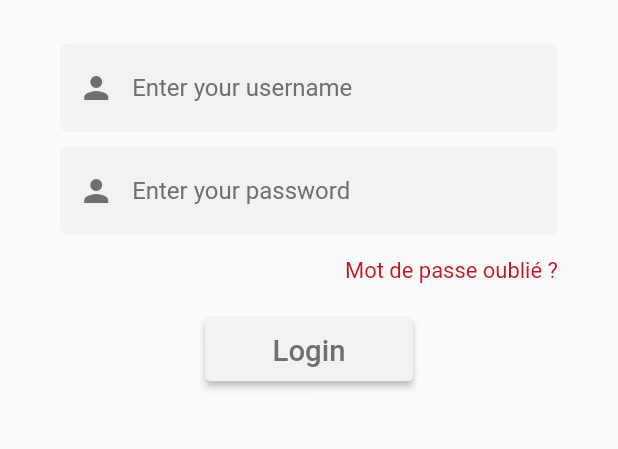
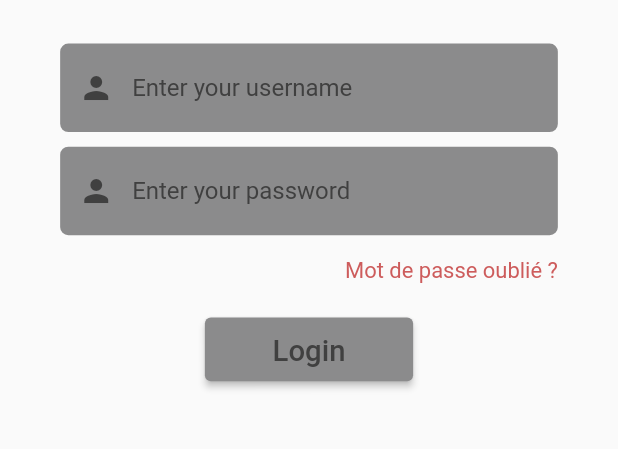
Before and after one commit to JosueGauthier/borgia_flutter_app, a Flutter app: the AuthPage screen opened by its route, on a phone screen of 412 x 824 dp, the part 469-918 px from its top. Run offline on Flutter 3.47's test engine with Material 2 defaults, Android fonts, the phone set to English and light mode, and no system bars; our stand-ins replace cached_network_image, dots_indicator, get, persistent_bottom_nav_bar, shared_preferences; accounts and stored records are empty.

Commit message:
set colors

```diff
--- a/lib/pages/auth/auth_page.dart
+++ b/lib/pages/auth/auth_page.dart
@@ -76,10 +76,10 @@
                         borderSide: BorderSide(color: Colors.transparent),
                         borderRadius: BorderRadius.circular(5.5),
                       ),
-                      prefixIcon: Icon(Icons.person, color: AppColors.darkgrey),
+                      prefixIcon: Icon(Icons.person, color: AppColors.darkGreyColor),
                       hintText: "Enter your username",
                       //labelText: 'Name',
-                      hintStyle: TextStyle(color: AppColors.darkgrey),
+                      hintStyle: TextStyle(color: AppColors.darkGreyColor),
                       filled: true,
                       fillColor: AppColors.greyColor,
                     ),
@@ -101,10 +101,10 @@
                         borderSide: BorderSide(color: Colors.transparent),
                         borderRadius: BorderRadius.circular(5.5),
                       ),
-                      prefixIcon: Icon(Icons.person, color: AppColors.darkgrey),
+                      prefixIcon: Icon(Icons.person, color: AppColors.darkGreyColor),
                       hintText: "Enter your password",
                       //labelText: 'Name',
-                      hintStyle: TextStyle(color: AppColors.darkgrey),
+                      hintStyle: TextStyle(color: AppColors.darkGreyColor),
                       filled: true,
                       fillColor: AppColors.greyColor,
                     ),
@@ -136,7 +136,7 @@
                 child: SmallText(
                   text: "Login",
                   size: Dimensions.height20,
-                  color: AppColors.darkgrey,
+                  color: AppColors.darkGreyColor,
                 ),
                 onPressed: () {
                   _registration();
--- a/lib/pages/cart/cart_page.dart
+++ b/lib/pages/cart/cart_page.dart
@@ -165,7 +165,7 @@
                                                 children: [
                                                   BigText(
                                                     text: _cartList[index].name!,
-                                                    color: AppColors.mainBlackColor,
+                                                    color: AppColors.darkGreyColor,
                                                     size: Dimensions.height30,
                                                   ),
                                                   const SmallText(text: "Spicy"),
@@ -194,7 +194,7 @@
                                                               },
                                                               child: const Icon(
                                                                 Icons.remove,
-                                                                color: AppColors.signColor,
+                                                                color: AppColors.darkGreyColor,
                                                               ),
                                                             ),
                                                             SizedBox(
@@ -211,7 +211,7 @@
                                                               },
                                                               child: const Icon(
                                                                 Icons.add,
-                                                                color: AppColors.signColor,
+                                                                color: AppColors.darkGreyColor,
                                                               ),
                                                             ),
                                                           ],
--- a/lib/pages/food/popularfooddetail.dart
+++ b/lib/pages/food/popularfooddetail.dart
@@ -123,7 +123,7 @@
                       SizedBox(
                         height: Dimensions.height20,
                       ),
-                      const BigText(text: "Introduce"),
+                      BigText(text: "Introduce"),
                       SizedBox(
                         height: Dimensions.height20,
                       ),
@@ -160,7 +160,7 @@
                         },
                         child: const Icon(
                           Icons.remove,
-                          color: AppColors.signColor,
+                          color: AppColors.darkGreyColor,
                         ),
                       ),
                       SizedBox(
@@ -176,7 +176,7 @@
                         },
                         child: const Icon(
                           Icons.add,
-                          color: AppColors.signColor,
+                          color: AppColors.darkGreyColor,
                         ),
                       ),
                     ],
--- a/lib/pages/food/recommended_food_detail.dart
+++ b/lib/pages/food/recommended_food_detail.dart
@@ -100,7 +100,7 @@
               ),
               expandedHeight: 300,
               pinned: true,
-              backgroundColor: AppColors.yellowColor,
+              backgroundColor: AppColors.greyColor,
               flexibleSpace: FlexibleSpaceBar(
                 //title: Text("title"),
                 background: Image(image: NetworkImage(AppConstants.BASE_URL + AppConstants.UPLOAD_URL + product.img!), fit: BoxFit.cover),
@@ -136,7 +136,7 @@
                     ),
                     BigText(
                       text: "\$ ${product.price} x " + controller.inCartItem.toString(),
-                      color: AppColors.mainBlackColor,
+                      color: AppColors.darkGreyColor,
                     ),
                     GestureDetector(
                       onTap: () {
--- a/lib/pages/home/welcome_page_with_header.dart
+++ b/lib/pages/home/welcome_page_with_header.dart
@@ -68,7 +68,7 @@
 
             //! Showing the body
 
-            const Expanded(
+            Expanded(
                 child: SingleChildScrollView(
               child: WelcomePage(),
             )),
--- a/lib/utils/colors.dart
+++ b/lib/utils/colors.dart
@@ -1,26 +1,9 @@
 import 'dart:ui';
-
-/*
-class AppColors {
-  static final Color textColor = const Color(0xFFccc7c5);
-  static final Color mainColor = const Color(0xFF89dad0);
-  //static final Color mainColor = const Color(0xFFfa7552);
-  static final Color iconColor1 = const Color(0xFFffd28d);
-  static final Color iconColor2 = const Color(0xFFfcab88);
-  static final Color paraColor = const Color(0xFF8f837f);
-  static final Color buttonBackgroundColor = const Color(0xFFf7f6f4);
-  static final Color signColor = const Color(0xFFa9a29f);
-  static final Color titleColor = const Color(0xFF5c524f);
-  static final Color mainBlackColor = const Color(0xFF332d2b);
-  //static final Color yellowColor = const Color(0xFFfa7552);
-  static final Color yellowColor = const Color(0xFFffd379);
-}
-
-*/
 
 class AppColors {
   //! theme boquette
-  static const Color mainColor = Color(0xFFBF1725);
+
+  /* static const Color mainColor = Color(0xFFBF1725);
   static const Color mainColorTranspa = Color(0xFFBF1725);
   static const Color secondColor = Color(0xFF1B3659);
   static const Color textColor = Color.fromARGB(255, 37, 37, 38);
@@ -28,29 +11,29 @@
   static const Color greyColor = Color.fromARGB(255, 242, 242, 242);
   static const Color altgreyColor = Color.fromARGB(255, 242, 242, 242);
   static const Color greyColormedium = Color.fromARGB(255, 160, 160, 160);
-  //static final Color greyColordarker = Color.fromARGB(200, 242, 242, 242);
-  static const Color darkgrey = Color.fromARGB(255, 109, 111, 112);
+  static const Color darkgrey = Color.fromARGB(255, 109, 111, 112); */
+
+  //static const Color mainColorTranspa = Color(0xFFBF1725);
+
+  //static const Color mainColor = Color(0xFFBF0413);
+
+  //static const Color mainColor = Color(0xFFD21F3C);
+  static const Color mainColor = Color(0xFFCD5C5C);
+  static const Color altMainColor = Color(0xFF590209);
+  static const Color secondColor = Color(0xFF012E40);
+  static const Color altSecondColor = Color(0xFF025159);
+  static const Color fourthColor = Color(0xFFF2AD85);
+
+  static const Color darkGreyColor = Color(0xFF404040);
+  static const Color greyColor = Color(0xFF8B8B8C);
+  static const Color lightGreyColor = Color(0xFFA6A5A5);
+  static const Color lightLightGreyColor = Color(0xFFBFBEBE);
+  static const Color lightestGreyColor = Color(0xFFD9D9D9);
+  static const Color whiteGreyColor = Color(0xFFECECEC);
+
+  static const Color titleColor = Color(0xFF404040);
+  static const Color subtitleColor = Color(0xFF8B8B8C);
 
 //! theme vert fluo rose
-/*   static final Color mainColor = Color.fromARGB(255, 242, 46, 62);
-  static final Color mainColorTranspa = Color.fromARGB(90, 242, 46, 62);
-  static final Color secondColor = Color.fromARGB(255, 59, 217, 35);
-  static final Color textColor = Color.fromARGB(255, 37, 37, 38);
-  static final Color altmainColor = Color.fromARGB(255, 242, 46, 46);
-  static final Color greyColor = Color.fromARGB(255, 242, 242, 242);
-  static final Color altgreyColor = Color.fromARGB(100, 242, 242, 242);
-  static final Color darkgrey = const Color(0xFF545759); */
 
-  //static final Color textColor = const Color(0xFFccc7c5);
-  //static final Color mainColor = Color.fromARGB(97, 239, 33, 33);
-  //static final Color mainColor = const Color(0xFFfa7552);
-  static const Color iconColor1 = Color(0xFFffd28d);
-  static const Color iconColor2 = Color(0xFFfcab88);
-  static const Color paraColor = Color(0xFF8f837f);
-  static const Color buttonBackgroundColor = Color(0xFFf7f6f4);
-  static const Color signColor = Color(0xFFa9a29f);
-  static const Color titleColor = Color(0xFF5c524f);
-  static const Color mainBlackColor = Color(0xFF332d2b);
-  //static final Color yellowColor = const Color(0xFFfa7552);
-  static const Color yellowColor = Color(0xFFffd379);
 }
--- a/lib/widget/expandable_text_widget.dart
+++ b/lib/widget/expandable_text_widget.dart
@@ -41,13 +41,13 @@
           ? SmallText(
               text: firstHalf,
               size: Dimensions.height20,
-              color: AppColors.paraColor,
+              color: AppColors.darkGreyColor,
               height: 1.8,
             )
           : Column(
               children: [
                 SmallText(
-                    size: Dimensions.height20, height: 1.8, color: AppColors.paraColor, text: hiddenText ? (firstHalf + "...") : (firstHalf + secondHalf)),
+                    size: Dimensions.height20, height: 1.8, color: AppColors.darkGreyColor, text: hiddenText ? (firstHalf + "...") : (firstHalf + secondHalf)),
                 InkWell(
                   onTap: () {
                     setState(() {
--- a/lib/widget/profile_box.dart
+++ b/lib/widget/profile_box.dart
@@ -51,7 +51,7 @@
           isEditable == true
               ? const Icon(
                   Icons.edit,
-                  color: AppColors.darkgrey,
+                  color: AppColors.darkGreyColor,
                 )
               : Container(),
         ],
```
Also changed, not shown: lib/pages/auth/Sign_up_page.dart (+5 -5 lines), lib/pages/auth/sign_in_page.dart (+9 -9 lines), lib/pages/home/home_page.dart (+7 -5 lines), lib/pages/home/welcome_page.dart (+27 -16 lines), lib/pages/profile/profile_page.dart (+10 -10 lines), lib/pages/shop/product_list_from_category_page.dart (+4 -4 lines), lib/widget/big_text.dart (+5 -4 lines), lib/widget/pop_up_vente.dart (+4 -4 lines), lib/widget/slider_bottom_section.dart (+0 -46 lines).
